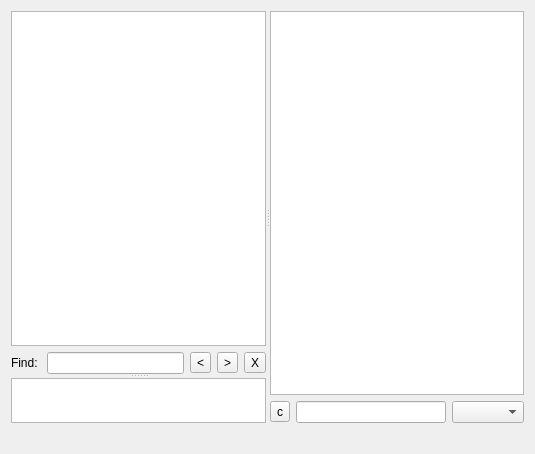
Before: the Qt Designer form eiskaltdcpp/ui/HubFrame.ui in eiskaltdcpp/eiskaltdcpp, drawn with Qt 5.
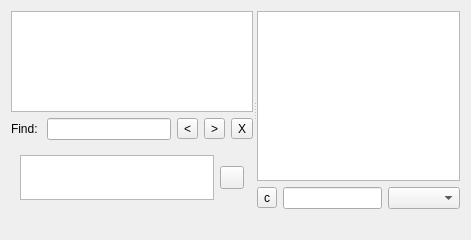
After: the same form once the commit is applied.

Commit message: smile support. translation update

The edit to the form file:
```diff
--- a/eiskaltdcpp/ui/HubFrame.ui
+++ b/eiskaltdcpp/ui/HubFrame.ui
@@ -6,15 +6,15 @@
    <rect>
     <x>0</x>
     <y>0</y>
-    <width>535</width>
-    <height>454</height>
+    <width>471</width>
+    <height>240</height>
    </rect>
   </property>
   <property name="windowTitle">
    <string>Form</string>
   </property>
-  <layout class="QVBoxLayout" name="verticalLayout_3">
-   <item>
+  <layout class="QGridLayout" name="gridLayout_2">
+   <item row="0" column="0">
     <widget class="QSplitter" name="splitter_2">
      <property name="sizePolicy">
       <sizepolicy hsizetype="Expanding" vsizetype="Expanding">
@@ -25,11 +25,9 @@
      <property name="orientation">
       <enum>Qt::Horizontal</enum>
      </property>
-     <widget class="QSplitter" name="splitter">
-      <property name="orientation">
-       <enum>Qt::Vertical</enum>
-      </property>
-      <widget class="QWidget" name="layoutWidget">
+     <widget class="QWidget" name="">
+      <layout class="QVBoxLayout" name="verticalLayout_3">
+       <item>
        <layout class="QVBoxLayout" name="verticalLayout">
         <property name="spacing">
          <number>-1</number>
@@ -110,7 +108,23 @@
          </widget>
         </item>
        </layout>
-      </widget>
+       </item>
+       <item>
+        <widget class="QFrame" name="frame_2">
+         <property name="sizePolicy">
+          <sizepolicy hsizetype="Preferred" vsizetype="Fixed">
+           <horstretch>0</horstretch>
+           <verstretch>0</verstretch>
+          </sizepolicy>
+         </property>
+         <property name="frameShape">
+          <enum>QFrame::NoFrame</enum>
+         </property>
+         <property name="frameShadow">
+          <enum>QFrame::Raised</enum>
+         </property>
+         <layout class="QGridLayout" name="gridLayout">
+          <item row="0" column="0">
       <widget class="QPlainTextEdit" name="plainTextEdit_INPUT">
        <property name="maximumSize">
         <size>
@@ -119,6 +133,18 @@
         </size>
        </property>
       </widget>
+          </item>
+          <item row="0" column="1">
+           <widget class="QToolButton" name="toolButton_SMILE">
+            <property name="text">
+             <string/>
+            </property>
+           </widget>
+          </item>
+         </layout>
+        </widget>
+       </item>
+      </layout>
      </widget>
      <widget class="QWidget" name="layoutWidget">
       <layout class="QVBoxLayout" name="verticalLayout_2">
@@ -174,7 +200,7 @@
      </widget>
     </widget>
    </item>
-   <item>
+   <item row="1" column="0">
     <widget class="QLabel" name="label_USERSTATE">
      <property name="sizePolicy">
       <sizepolicy hsizetype="Preferred" vsizetype="Minimum">
```
Lines whose indentation alone changed are shown as unchanged. The commit also changes 30 other files.
